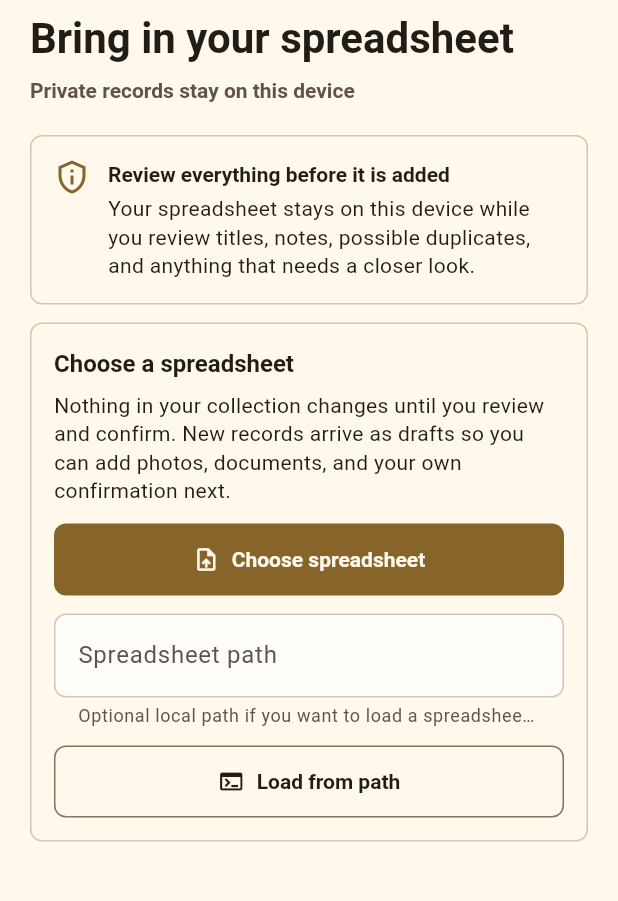
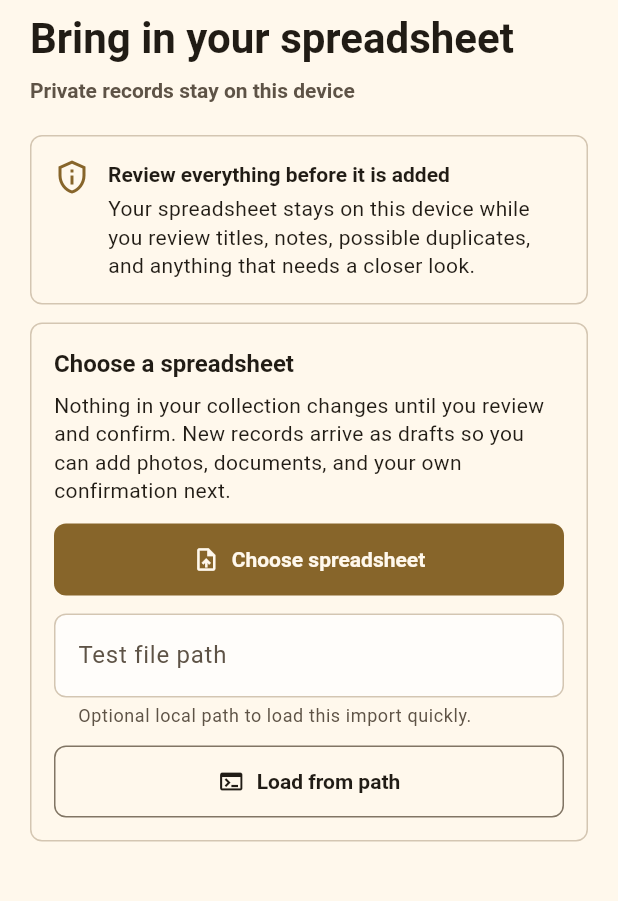
Before and after one commit to kenleren/MyArtCollection, a Flutter app: the CsvImportScreen screen opened by its route, on a phone screen of 412 x 824 dp, the part 126-1027 px from its top. Run offline on Flutter 3.47's test engine with Material 3 defaults, Android fonts, the light colour scheme and no system bars; our stand-ins replace firebase_core, firebase_crashlytics, firebase_remote_config, image_picker, sqflite; missing offline and left inert: file_selector, image_picker_android, image_picker_platform_interface; accounts and stored records are empty.

Commit message:
Refine CSV import path fallback copy

```diff
--- a/lib/app/screens/csv_import_screen.dart
+++ b/lib/app/screens/csv_import_screen.dart
@@ -189,10 +189,10 @@ class _CsvImportScreenState extends State<CsvImportScreen> {
           controller: _testHarnessPathController,
           enabled: !isBusy,
           decoration: const InputDecoration(
-            labelText: 'Spreadsheet path',
-            hintText: '/path/to/collector-spreadsheet.csv',
-            helperText:
-                'Optional local path if you want to load a spreadsheet directly.',
+            labelText: 'Test file path',
+            hintText: '/path/to/records.csv',
+            helperText: 'Optional local path to load this import quickly.',
+            helperMaxLines: 2,
           ),
         ),
         const SizedBox(height: 12),
@@ -389,7 +389,7 @@ class _CsvImportScreenState extends State<CsvImportScreen> {
     final rawPath = _testHarnessPathController.text.trim();
     if (rawPath.isEmpty) {
       setState(() {
-        _errorMessage = 'Add a spreadsheet path before loading it.';
+        _errorMessage = 'Add a file path before loading it.';
       });
       return;
     }
@@ -418,7 +418,7 @@ class _CsvImportScreenState extends State<CsvImportScreen> {
         return;
       }
       setState(() {
-        _errorMessage = 'Could not read that spreadsheet path. $error';
+        _errorMessage = 'Could not read that file path. $error';
       });
     } finally {
       if (mounted) {
```
Also changed, not shown: artifacts/visual/issue-109-csv-cancel-no-write-mobile.png, artifacts/visual/issue-109-imported-draft-mobile.png.
